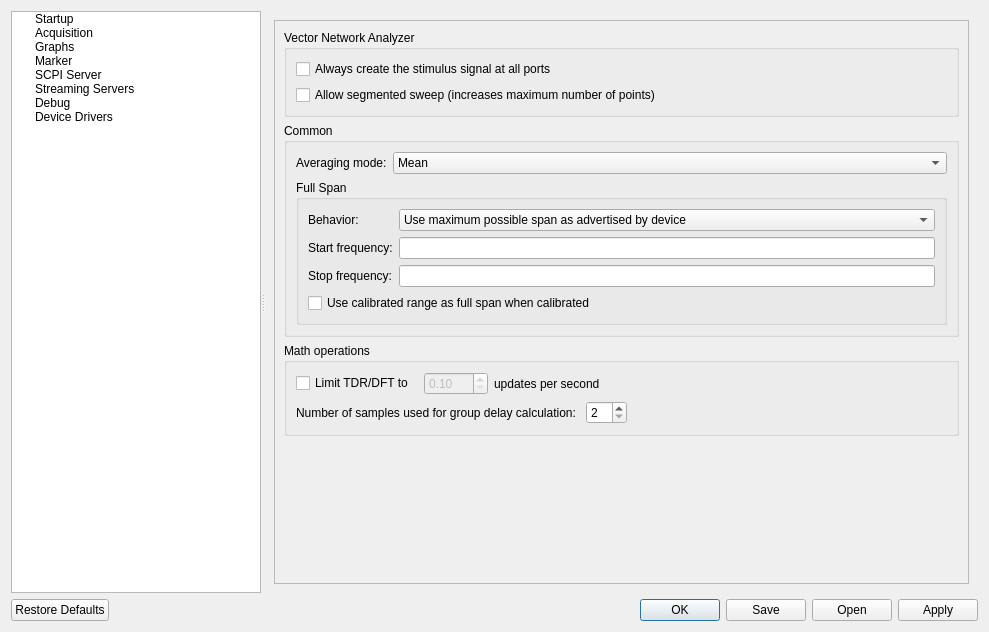
Above: Software/PC_Application/LibreVNA-GUI/preferencesdialog.ui from jankae/LibreVNA before the change. Below: the same form after it.
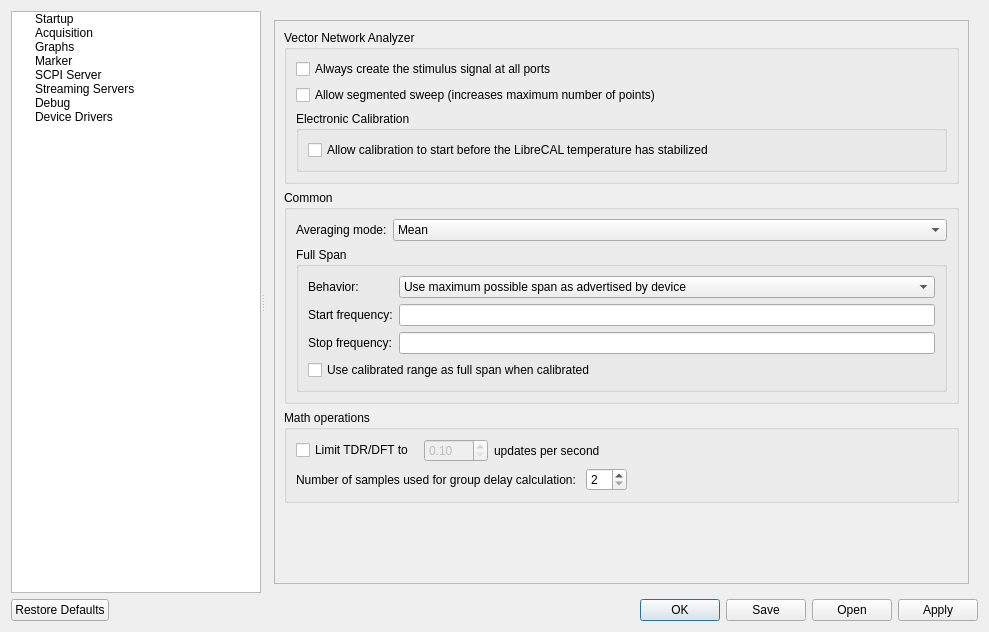
That is the form after the change. The open tabs and pages were chosen to show the change. Custom widgets are drawn as their Qt base class.

Commit message: option to prevent electronic calibrations while LibreCAL temperature unstable

The edit to the form file:
```diff
--- a/Software/PC_Application/LibreVNA-GUI/preferencesdialog.ui
+++ b/Software/PC_Application/LibreVNA-GUI/preferencesdialog.ui
@@ -713,8 +713,8 @@
             <rect>
              <x>0</x>
              <y>0</y>
-             <width>564</width>
-             <height>477</height>
+             <width>697</width>
+             <height>564</height>
             </rect>
            </property>
            <layout class="QVBoxLayout" name="verticalLayout_21">
@@ -741,6 +741,22 @@
                  </property>
                 </widget>
                </item>
+               <item>
+                <widget class="QGroupBox" name="groupBox_17">
+                 <property name="title">
+                  <string>Electronic Calibration</string>
+                 </property>
+                 <layout class="QVBoxLayout" name="verticalLayout_25">
+                  <item>
+                   <widget class="QCheckBox" name="AcquisitionAllowCalStartWithUnstableLibreCALTemperature">
+                    <property name="text">
+                     <string>Allow calibration to start before the LibreCAL temperature has stabilized</string>
+                    </property>
+                   </widget>
+                  </item>
+                 </layout>
+                </widget>
+               </item>
               </layout>
              </widget>
             </item>
```
Left out of the diff: 20 changed lines with no effect on the pictures. The commit also changes 3 other files.
